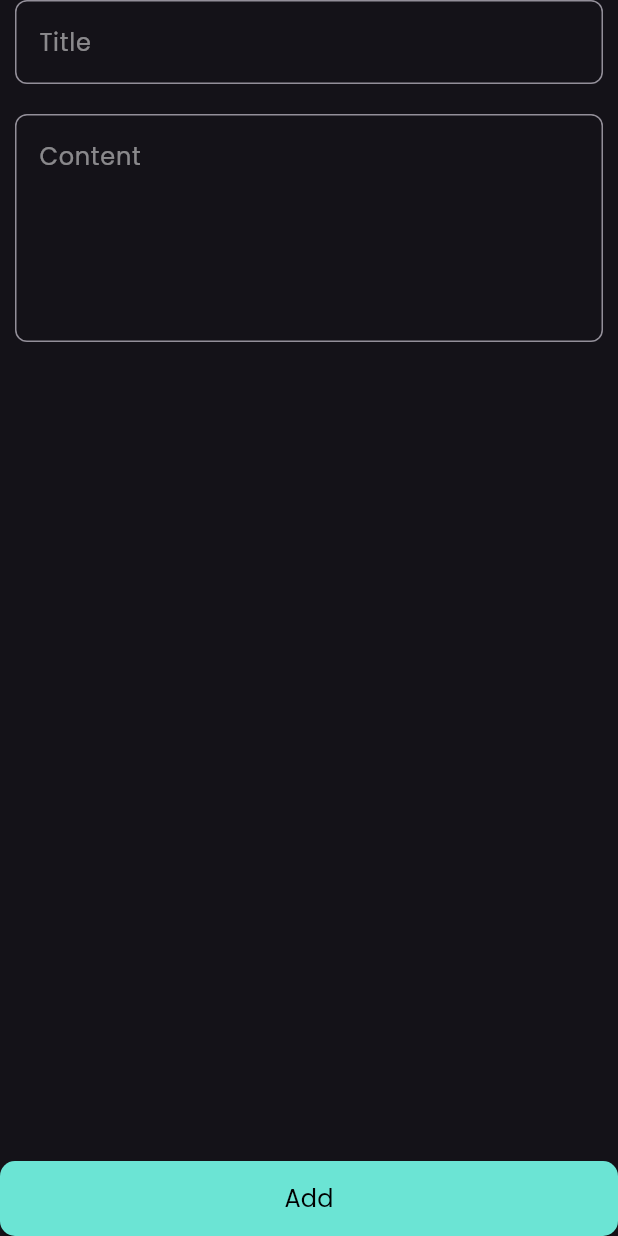
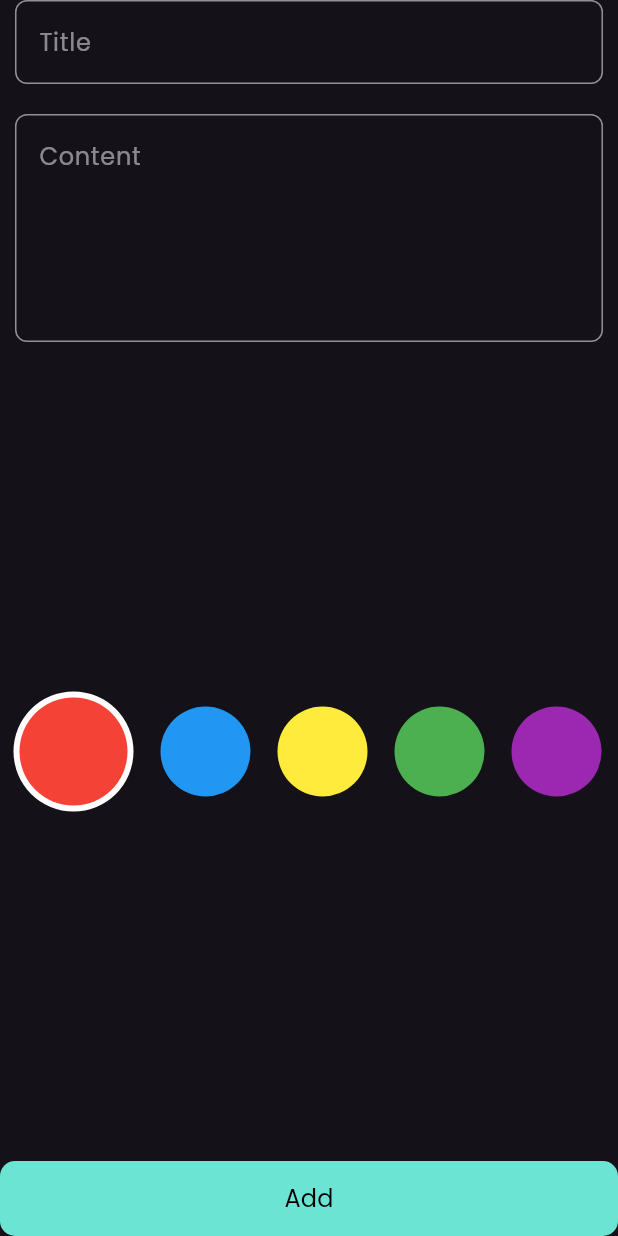
Before and after one commit to YoussefSameh1/Notes-App, a Flutter app: the AddNoteForm widget shown alone on an empty page, opened directly, on a phone screen of 412 x 824 dp. Run offline on Flutter 3.47's test engine with Material 3 defaults, Android fonts, the phone set to English and light mode, and no system bars; our stand-ins replace flutter_bloc, hive, hive_flutter; accounts and stored records are empty.

Commit message:
finish app

```diff
--- a/lib/constants.dart
+++ b/lib/constants.dart
@@ -1,4 +1,12 @@
-import 'dart:ui';
+import 'package:flutter/material.dart';
 
-final kPrimaryColor = const  Color(0xff6BE4D4);
+final kPrimaryColor = const Color(0xff6BE4D4);
 final kHiveBox = 'notes_box';
+
+final List<Color> kColors = const [
+  Colors.red,
+  Colors.blue,
+  Colors.yellow,
+  Colors.green,
+  Colors.purple,
+];
--- a/lib/cubits/add_note_cubit/add_note_cubit.dart
+++ b/lib/cubits/add_note_cubit/add_note_cubit.dart
@@ -8,6 +8,8 @@ part 'add_note_state.dart';
 
 class AddNoteCubit extends Cubit<AddNoteState> {
   AddNoteCubit() : super(AddNoteInitial());
+
+  Color color = Colors.red;
 
   void addNote(NoteModel note) async {
     emit(AddNoteLoading());
--- a/lib/models/note_model.dart
+++ b/lib/models/note_model.dart
@@ -5,16 +5,16 @@ part 'note_model.g.dart';
 @HiveType(typeId: 0)
 class NoteModel extends HiveObject {
   @HiveField(0)
-   String title;
+  String title;
 
   @HiveField(1)
-   String subTitle;
+  String subTitle;
 
   @HiveField(2)
   final String date;
 
   @HiveField(3)
-  final int color;
+  int color;
 
   NoteModel({
     required this.title,
--- a/lib/widgets/add_note_form.dart
+++ b/lib/widgets/add_note_form.dart
@@ -2,10 +2,12 @@ import 'package:flutter/material.dart';
 import 'package:flutter_bloc/flutter_bloc.dart';
 import 'package:notes_app/cubits/add_note_cubit/add_note_cubit.dart';
 import 'package:notes_app/models/note_model.dart';
+import 'package:notes_app/widgets/colors_list_view.dart';
 import 'package:notes_app/widgets/custom_button.dart';
 import 'package:notes_app/widgets/custom_text_field.dart';
 import 'package:intl/intl.dart';
 
+// ignore: must_be_immutable
 class AddNoteForm extends StatelessWidget {
   AddNoteForm({super.key});
   final GlobalKey<FormState> formKey = GlobalKey();
@@ -29,16 +31,17 @@ class AddNoteForm extends StatelessWidget {
                 maxLines: 5,
                 onSaved: (value) => subTitle = value,
               ),
-              const Spacer(),
+              Expanded(child: ColorsListView()),
               CustomButton(
                 onPressed: () {
                   if (formKey.currentState!.validate()) {
                     formKey.currentState!.save();
+                    int? color = BlocProvider.of<AddNoteCubit>(context).color.toARGB32();
                     var note = NoteModel(
                       title: title!,
                       subTitle: subTitle!,
                       date: DateFormat('MMM d, yyyy').format(DateTime.now()),
-                      color: 0xff6BE4D4,
+                        color: color,
                     );
                     BlocProvider.of<AddNoteCubit>(context).addNote(note);
                   } else {
--- /dev/null
+++ b/lib/widgets/color_item.dart
@@ -0,0 +1,23 @@
+import 'package:flutter/material.dart';
+
+class ColorItem extends StatelessWidget {
+  const ColorItem({super.key, required this.isActive, required this.color});
+
+  final bool isActive;
+  final Color color;
+
+  @override
+  Widget build(BuildContext context) {
+    return Padding(
+      padding: const EdgeInsets.symmetric(horizontal: 9),
+      child:
+          isActive
+              ? CircleAvatar(
+                radius: 40,
+                backgroundColor: Colors.white,
+                child: CircleAvatar(radius: 36, backgroundColor: color),
+              )
+              :  CircleAvatar(radius: 30, backgroundColor: color),
+    );
+  }
+}
--- /dev/null
+++ b/lib/widgets/colors_list_view.dart
@@ -0,0 +1,35 @@
+import 'package:flutter/material.dart';
+import 'package:flutter_bloc/flutter_bloc.dart';
+import 'package:notes_app/constants.dart';
+import 'package:notes_app/cubits/add_note_cubit/add_note_cubit.dart';
+import 'package:notes_app/widgets/color_item.dart';
+
+class ColorsListView extends StatefulWidget {
+  const ColorsListView({super.key});
+
+  @override
+  State<ColorsListView> createState() => _ColorsListViewState();
+}
+
+class _ColorsListViewState extends State<ColorsListView> {
+  int currentIndex = 0;
+
+  @override
+  Widget build(BuildContext context) {
+    return ListView.builder(
+      itemCount: kColors.length,
+      scrollDirection: Axis.horizontal,
+      itemBuilder: (context, index) {
+        Color color = kColors[index];
+        return GestureDetector(
+          onTap: () {
+            currentIndex = index;
+            setState(() {});
+            BlocProvider.of<AddNoteCubit>(context).color = kColors[index];
+          },
+          child: ColorItem(isActive: index == currentIndex, color: color),
+        );
+      },
+    );
+  }
+}
```
Also changed, not shown: lib/widgets/edit_note_colors.dart (added, +40 -0 lines), lib/widgets/edit_note_view_body.dart (+23 -10 lines).
